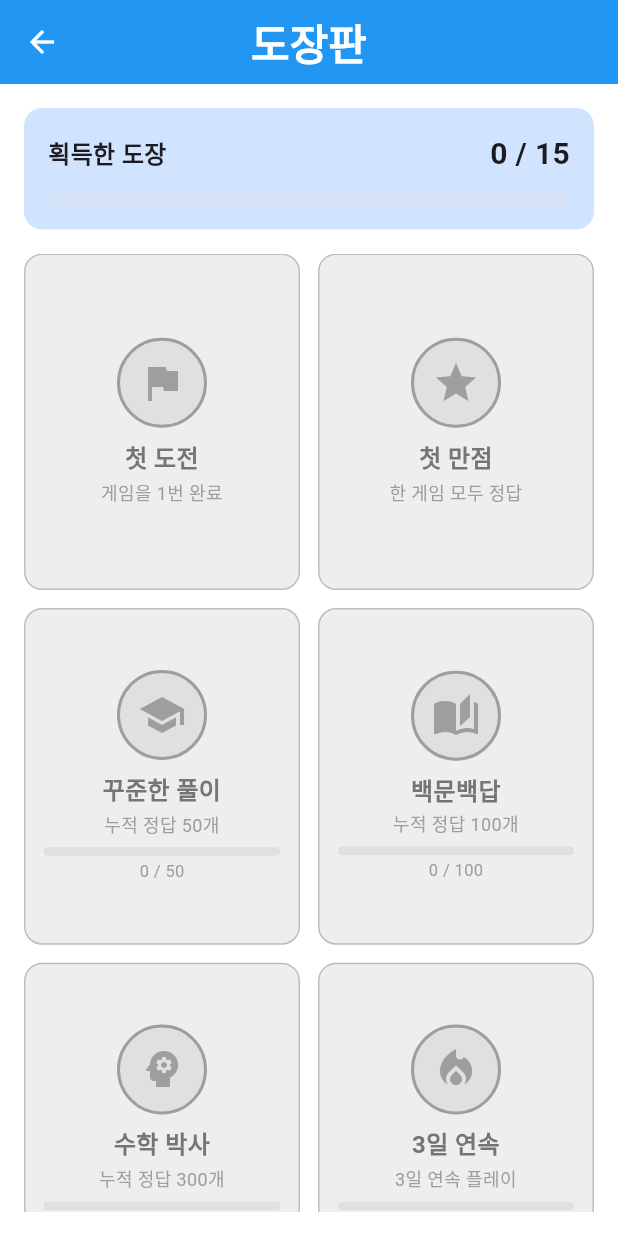
After one commit to TaeSeungRyu/ChildrenMathGame, a Flutter app: the screen it shows after launch, after a tap on "도장판", on a phone screen of 412 x 824 dp. The commit adds this screen. Run offline on Flutter 3.47's test engine with Material 3 defaults, Android fonts, the phone set to English and light mode, and no system bars; our stand-ins replace get, google_fonts, lottie, shared_preferences; Roboto replaces fonts that are missing (Jua).

Commit message:
자녀용 수학 게임 with claudeCode - 20
도장판 기능

```diff
--- /dev/null
+++ b/lib/app/data/models/achievement_badge.dart
@@ -0,0 +1,59 @@
+import 'package:flutter/material.dart';
+
+class AchievementBadge {
+  const AchievementBadge({
+    required this.id,
+    required this.title,
+    required this.description,
+    required this.color,
+    this.icon,
+    this.glyph,
+  }) : assert(icon != null || glyph != null);
+
+  final String id;
+  final String title;
+  final String description;
+  final Color color;
+  final IconData? icon;
+  final String? glyph;
+}
+
+class BadgeStatus {
+  const BadgeStatus({
+    required this.badge,
+    required this.unlocked,
+    this.current,
+    this.target,
+  });
+
+  factory BadgeStatus.simple({
+    required AchievementBadge badge,
+    required bool unlocked,
+  }) {
+    return BadgeStatus(badge: badge, unlocked: unlocked);
+  }
+
+  factory BadgeStatus.progress({
+    required AchievementBadge badge,
+    required int current,
+    required int target,
+  }) {
+    return BadgeStatus(
+      badge: badge,
+      unlocked: current >= target,
+      current: current,
+      target: target,
+    );
+  }
+
+  final AchievementBadge badge;
+  final bool unlocked;
+  final int? current;
+  final int? target;
+
+  bool get hasProgress => current != null && target != null;
+  double get progress {
+    if (!hasProgress || target! <= 0) return unlocked ? 1.0 : 0.0;
+    return (current! / target!).clamp(0.0, 1.0);
+  }
+}
--- /dev/null
+++ b/lib/app/modules/badges/badges_binding.dart
@@ -0,0 +1,10 @@
+import 'package:get/get.dart';
+
+import 'badges_controller.dart';
+
+class BadgesBinding extends Bindings {
+  @override
+  void dependencies() {
+    Get.lazyPut(BadgesController.new);
+  }
+}
--- /dev/null
+++ b/lib/app/modules/badges/badges_controller.dart
@@ -0,0 +1,18 @@
+import 'package:get/get.dart';
+
+import '../../data/models/achievement_badge.dart';
+import '../../data/services/record_service.dart';
+import '../../shared/badges.dart';
+import '../../shared/streak.dart';
+
+class BadgesController extends GetxController {
+  final RecordService _records = Get.find<RecordService>();
+
+  late final List<BadgeStatus> badges = evaluateBadges(
+    _records.all(),
+    maxStreak: computeMaxStreak(_records.all().map((r) => r.finishedAt)),
+  );
+
+  int get unlockedCount => badges.where((b) => b.unlocked).length;
+  int get totalCount => badges.length;
+}
--- /dev/null
+++ b/lib/app/modules/badges/badges_view.dart
@@ -0,0 +1,207 @@
+import 'package:flutter/material.dart';
+import 'package:get/get.dart';
+
+import '../../data/models/achievement_badge.dart';
+import 'badges_controller.dart';
+
+class BadgesView extends GetView<BadgesController> {
+  const BadgesView({super.key});
+
+  @override
+  Widget build(BuildContext context) {
+    return Scaffold(
+      appBar: AppBar(
+        title: const Text(
+          '도장판',
+          style: TextStyle(fontSize: 28, fontWeight: FontWeight.bold),
+        ),
+        centerTitle: true,
+      ),
+      body: Padding(
+        padding: EdgeInsets.fromLTRB(
+          16,
+          16,
+          16,
+          MediaQuery.of(context).viewPadding.bottom + 16,
+        ),
+        child: Column(
+          crossAxisAlignment: CrossAxisAlignment.stretch,
+          children: [
+            _SummaryCard(
+              unlocked: controller.unlockedCount,
+              total: controller.totalCount,
+            ),
+            const SizedBox(height: 16),
+            Expanded(
+              child: GridView.builder(
+                padding: EdgeInsets.zero,
+                gridDelegate: const SliverGridDelegateWithFixedCrossAxisCount(
+                  crossAxisCount: 2,
+                  mainAxisSpacing: 12,
+                  crossAxisSpacing: 12,
+                  childAspectRatio: 0.82,
+                ),
+                itemCount: controller.badges.length,
+                itemBuilder: (context, i) =>
+                    _BadgeTile(status: controller.badges[i]),
+              ),
+            ),
+          ],
+        ),
+      ),
+    );
+  }
+}
+
+class _SummaryCard extends StatelessWidget {
+  const _SummaryCard({required this.unlocked, required this.total});
+
+  final int unlocked;
+  final int total;
+
+  @override
+  Widget build(BuildContext context) {
+    final ratio = total == 0 ? 0.0 : unlocked / total;
+    return Container(
+      padding: const EdgeInsets.all(16),
+      decoration: BoxDecoration(
+        color: Theme.of(context).colorScheme.primaryContainer,
+        borderRadius: BorderRadius.circular(12),
+      ),
+      child: Column(
+        crossAxisAlignment: CrossAxisAlignment.stretch,
+        children: [
+          Row(
+            mainAxisAlignment: MainAxisAlignment.spaceBetween,
+            children: [
+              const Text(
+                '획득한 도장',
+                style: TextStyle(fontSize: 16, fontWeight: FontWeight.w600),
+              ),
+              Text(
+                '$unlocked / $total',
+                style: const TextStyle(
+                  fontSize: 20,
+                  fontWeight: FontWeight.bold,
+                ),
+              ),
+            ],
+          ),
+          const SizedBox(height: 10),
+          ClipRRect(
+            borderRadius: BorderRadius.circular(8),
+            child: LinearProgressIndicator(
+              value: ratio,
+              minHeight: 10,
+            ),
+          ),
+        ],
+      ),
+    );
+  }
+}
+
+class _BadgeTile extends StatelessWidget {
+  const _BadgeTile({required this.status});
+
+  final BadgeStatus status;
+
+  @override
+  Widget build(BuildContext context) {
+    final unlocked = status.unlocked;
+    final badge = status.badge;
+    final tileColor = unlocked ? badge.color.withValues(alpha: 0.12) : Colors.grey.shade200;
+    final borderColor = unlocked ? badge.color : Colors.grey.shade400;
+    final iconColor = unlocked ? badge.color : Colors.grey.shade500;
+    final titleColor = unlocked ? Colors.black87 : Colors.grey.shade600;
+    final descColor = unlocked ? Colors.black54 : Colors.grey.shade500;
+
+    return Container(
+      padding: const EdgeInsets.all(12),
+      decoration: BoxDecoration(
+        color: tileColor,
+        borderRadius: BorderRadius.circular(12),
+        border: Border.all(color: borderColor, width: unlocked ? 2 : 1),
+      ),
+      child: Column(
+        mainAxisAlignment: MainAxisAlignment.center,
+        children: [
+          _BadgeIcon(badge: badge, color: iconColor, locked: !unlocked),
+          const SizedBox(height: 8),
+          Text(
+            badge.title,
+            textAlign: TextAlign.center,
+            maxLines: 1,
+            overflow: TextOverflow.ellipsis,
+            style: TextStyle(
+              fontSize: 16,
+              fontWeight: FontWeight.bold,
+              color: titleColor,
+            ),
+          ),
+          const SizedBox(height: 2),
+          Text(
+            badge.description,
+            textAlign: TextAlign.center,
+            maxLines: 2,
+            overflow: TextOverflow.ellipsis,
+            style: TextStyle(fontSize: 12, color: descColor),
+          ),
+          if (!unlocked && status.hasProgress) ...[
+            const SizedBox(height: 6),
+            ClipRRect(
+              borderRadius: BorderRadius.circular(4),
+              child: LinearProgressIndicator(
+                value: status.progress,
+                minHeight: 6,
+                backgroundColor: Colors.grey.shade300,
+                valueColor: AlwaysStoppedAnimation<Color>(badge.color),
+              ),
+            ),
+            const SizedBox(height: 2),
+            Text(
+              '${status.current} / ${status.target}',
+              style: TextStyle(fontSize: 11, color: descColor),
+            ),
+          ],
+        ],
+      ),
+    );
+  }
+}
+
+class _BadgeIcon extends StatelessWidget {
+  const _BadgeIcon({
+    required this.badge,
+    required this.color,
+    required this.locked,
+  });
+
+  final AchievementBadge badge;
+  final Color color;
+  final bool locked;
+
+  @override
+  Widget build(BuildContext context) {
+    return Container(
+      width: 60,
+      height: 60,
+      decoration: BoxDecoration(
+        shape: BoxShape.circle,
+        color: locked ? Colors.grey.shade300 : color.withValues(alpha: 0.18),
+        border: Border.all(color: color, width: 2),
+      ),
+      alignment: Alignment.center,
+      child: badge.glyph != null
+          ? Text(
+              badge.glyph!,
+              style: TextStyle(
+                fontSize: 32,
+                fontWeight: FontWeight.bold,
+                color: color,
+              ),
+            )
+          : Icon(badge.icon, size: 32, color: color),
+    );
+  }
+}
--- a/lib/app/modules/home/home_controller.dart
+++ b/lib/app/modules/home/home_controller.dart
@@ -16,4 +16,8 @@ class HomeController extends GetxController {
   void openRecords() {
     Get.toNamed(AppRoutes.records);
   }
+
+  void openBadges() {
+    Get.toNamed(AppRoutes.badges);
+  }
 }
--- a/lib/app/modules/home/home_view.dart
+++ b/lib/app/modules/home/home_view.dart
@@ -58,8 +58,21 @@ class HomeView extends GetView<HomeController> {
             ),
             const SizedBox(height: 16),
             SizedBox(
-              width: double.infinity,
               height: 56,
+              child: Row(
+                children: [
+                  Expanded(
+                    child: FilledButton.tonalIcon(
+                      icon: const Icon(Icons.emoji_events),
+                      label: const Text(
+                        '도장판',
+                        style: TextStyle(fontSize: 18),
+                      ),
+                      onPressed: controller.openBadges,
+                    ),
+                  ),
+                  const SizedBox(width: 12),
+                  Expanded(
                     child: FilledButton.tonalIcon(
                       icon: const Icon(Icons.bar_chart),
                       label: const Text(
@@ -67,6 +80,9 @@ class HomeView extends GetView<HomeController> {
                         style: TextStyle(fontSize: 18),
                       ),
                       onPressed: controller.openRecords,
+                    ),
+                  ),
+                ],
               ),
             ),
           ],
--- a/lib/app/routes/app_pages.dart
+++ b/lib/app/routes/app_pages.dart
@@ -1,5 +1,7 @@
 import 'package:get/get.dart';
 
+import '../modules/badges/badges_binding.dart';
+import '../modules/badges/badges_view.dart';
 import '../modules/game/game_binding.dart';
 import '../modules/game/game_view.dart';
 import '../modules/home/home_binding.dart';
@@ -53,5 +55,10 @@ abstract class AppPages {
       page: () => const RecordDetailView(),
       binding: RecordDetailBinding(),
     ),
+    GetPage(
+      name: AppRoutes.badges,
+      page: () => const BadgesView(),
+      binding: BadgesBinding(),
+    ),
   ];
 }
--- a/lib/app/routes/app_routes.dart
+++ b/lib/app/routes/app_routes.dart
@@ -6,4 +6,5 @@ abstract class AppRoutes {
   static const result = '/result';
   static const records = '/records';
   static const recordDetail = '/record-detail';
+  static const badges = '/badges';
 }
--- /dev/null
+++ b/lib/app/shared/badges.dart
@@ -0,0 +1,200 @@
+import 'package:flutter/material.dart';
+
+import '../data/models/achievement_badge.dart';
+import '../data/models/game_record.dart';
+import '../data/models/game_type.dart';
+
+const _firstGame = AchievementBadge(
+  id: 'first_game',
+  title: '첫 도전',
+  description: '게임을 1번 완료',
+  icon: Icons.flag,
+  color: Color(0xFF26A69A),
+);
+const _firstPerfect = AchievementBadge(
+  id: 'first_perfect',
+  title: '첫 만점',
+  description: '한 게임 모두 정답',
+  icon: Icons.star,
+  color: Color(0xFFFFB300),
+);
+const _correct50 = AchievementBadge(
+  id: 'correct_50',
+  title: '꾸준한 풀이',
+  description: '누적 정답 50개',
+  icon: Icons.school,
+  color: Color(0xFF42A5F5),
+);
+const _correct100 = AchievementBadge(
+  id: 'correct_100',
+  title: '백문백답',
+  description: '누적 정답 100개',
+  icon: Icons.auto_stories,
+  color: Color(0xFF5C6BC0),
+);
+const _correct300 = AchievementBadge(
+  id: 'correct_300',
+  title: '수학 박사',
+  description: '누적 정답 300개',
+  icon: Icons.psychology,
+  color: Color(0xFF7E57C2),
+);
+const _streak3 = AchievementBadge(
+  id: 'streak_3',
+  title: '3일 연속',
+  description: '3일 연속 플레이',
+  icon: Icons.local_fire_department,
+  color: Color(0xFFFF7043),
+);
+const _streak7 = AchievementBadge(
+  id: 'streak_7',
+  title: '7일 연속',
+  description: '7일 연속 플레이',
+  icon: Icons.whatshot,
+  color: Color(0xFFEF5350),
+);
+const _streak30 = AchievementBadge(
+  id: 'streak_30',
+  title: '30일 연속',
+  description: '30일 연속 플레이',
+  icon: Icons.bolt,
+  color: Color(0xFFD81B60),
+);
+const _addMaster = AchievementBadge(
+  id: 'add_master',
+  title: '덧셈 마스터',
+  description: '덧셈 레벨 5 만점',
+  glyph: '+',
+  color: Color(0xFF66BB6A),
+);
+const _subMaster = AchievementBadge(
+  id: 'sub_master',
+  title: '뺄셈 마스터',
+  description: '뺄셈 레벨 5 만점',
+  glyph: '−',
+  color: Color(0xFF29B6F6),
+);
+const _mulMaster = AchievementBadge(
+  id: 'mul_master',
+  title: '곱셈 마스터',
+  description: '곱셈 레벨 5 만점',
+  glyph: '×',
+  color: Color(0xFFAB47BC),
+);
+const _divMaster = AchievementBadge(
+  id: 'div_master',
+  title: '나눗셈 마스터',
+  description: '나눗셈 레벨 5 만점',
+  glyph: '÷',
+  color: Color(0xFFEC407A),
+);
+const _perfect5 = AchievementBadge(
+  id: 'perfect_5',
+  title: '만점 5회',
+  description: '만점 게임 5회',
+  icon: Icons.workspace_premium,
+  color: Color(0xFFFFA726),
+);
+const _perfect20 = AchievementBadge(
+  id: 'perfect_20',
+  title: '만점 20회',
+  description: '만점 게임 20회',
+  icon: Icons.military_tech,
+  color: Color(0xFFFF8F00),
+);
+const _allOpsPerfect = AchievementBadge(
+  id: 'all_ops_perfect',
+  title: '사칙연산 정복',
+  description: '4가지 연산 모두 만점',
+  icon: Icons.emoji_events,
+  color: Color(0xFFFFC107),
+);
+
+const allBadges = <AchievementBadge>[
+  _firstGame,
+  _firstPerfect,
+  _correct50,
+  _correct100,
+  _correct300,
+  _streak3,
+  _streak7,
+  _streak30,
+  _addMaster,
+  _subMaster,
+  _mulMaster,
+  _divMaster,
+  _perfect5,
+  _perfect20,
+  _allOpsPerfect,
+];
+
+bool _isPerfect(GameRecord r) =>
+    r.totalCount > 0 && r.correctCount == r.totalCount;
+
+List<BadgeStatus> evaluateBadges(
+  List<GameRecord> records, {
+  required int maxStreak,
+}) {
+  final totalCorrect = records.fold<int>(0, (s, r) => s + r.correctCount);
+  final perfectCount = records.where(_isPerfect).length;
+  final perfectOps = <GameType>{
+    for (final r in records)
+      if (_isPerfect(r)) r.type,
+  };
+  bool hasMasterFor(GameType t) => records.any(
+    (r) => r.type == t && r.level == 5 && _isPerfect(r),
+  );
+
+  return [
+    BadgeStatus.simple(badge: _firstGame, unlocked: records.isNotEmpty),
+    BadgeStatus.simple(badge: _firstPerfect, unlocked: perfectCount >= 1),
+    BadgeStatus.progress(
+      badge: _correct50,
+      current: totalCorrect,
+      target: 50,
+    ),
+    BadgeStatus.progress(
+      badge: _correct100,
+      current: totalCorrect,
+      target: 100,
+    ),
+    BadgeStatus.progress(
+      badge: _correct300,
+      current: totalCorrect,
+      target: 300,
+    ),
+    BadgeStatus.progress(badge: _streak3, current: maxStreak, target: 3),
+    BadgeStatus.progress(badge: _streak7, current: maxStreak, target: 7),
+    BadgeStatus.progress(badge: _streak30, current: maxStreak, target: 30),
+    BadgeStatus.simple(
+      badge: _addMaster,
+      unlocked: hasMasterFor(GameType.addition),
+    ),
+    BadgeStatus.simple(
+      badge: _subMaster,
+      unlocked: hasMasterFor(GameType.subtraction),
+    ),
+    BadgeStatus.simple(
+      badge: _mulMaster,
+      unlocked: hasMasterFor(GameType.multiplication),
+    ),
+    BadgeStatus.simple(
+      badge: _divMaster,
+      unlocked: hasMasterFor(GameType.division),
+    ),
+    BadgeStatus.progress(
+      badge: _perfect5,
+      current: perfectCount,
+      target: 5,
+    ),
+    BadgeStatus.progress(
+      badge: _perfect20,
+      current: perfectCount,
+      target: 20,
+    ),
+    BadgeStatus.simple(
+      badge: _allOpsPerfect,
+      unlocked: perfectOps.length == GameType.values.length,
+    ),
+  ];
+}
--- a/lib/app/shared/streak.dart
+++ b/lib/app/shared/streak.dart
@@ -5,29 +5,53 @@
 int computeStreak(Iterable<DateTime> finishedAt, {required DateTime today}) {
   if (finishedAt.isEmpty) return 0;
 
-  final playedDays = <int>{
-    for (final d in finishedAt) _dayKey(d),
+  final days = <DateTime>{
+    for (final d in finishedAt) _dayOf(d),
   };
 
-  final todayKey = _dayKey(today);
-  final yesterdayKey = _dayKey(today.subtract(const Duration(days: 1)));
+  final todayDay = _dayOf(today);
+  final yesterdayDay = _dayOf(today.subtract(const Duration(days: 1)));
 
-  var cursor = playedDays.contains(todayKey)
-      ? today
-      : playedDays.contains(yesterdayKey)
-          ? today.subtract(const Duration(days: 1))
-          : null;
-  if (cursor == null) return 0;
+  DateTime cursor;
+  if (days.contains(todayDay)) {
+    cursor = todayDay;
+  } else if (days.contains(yesterdayDay)) {
+    cursor = yesterdayDay;
+  } else {
+    return 0;
+  }
 
   var streak = 0;
-  while (playedDays.contains(_dayKey(cursor!))) {
+  while (days.contains(cursor)) {
     streak++;
-    cursor = cursor.subtract(const Duration(days: 1));
+    cursor = _dayOf(cursor.subtract(const Duration(days: 1)));
   }
   return streak;
 }
 
-int _dayKey(DateTime d) {
+/// Longest run of consecutive days ever recorded. Used for streak badges that
+/// must stay unlocked once earned, even if the current streak later breaks.
+int computeMaxStreak(Iterable<DateTime> finishedAt) {
+  if (finishedAt.isEmpty) return 0;
+  final days = <DateTime>{
+    for (final d in finishedAt) _dayOf(d),
+  }.toList()..sort();
+
+  var best = 1;
+  var run = 1;
+  for (var i = 1; i < days.length; i++) {
+    final expected = _dayOf(days[i - 1].add(const Duration(days: 1)));
+    if (days[i] == expected) {
+      run++;
+      if (run > best) best = run;
+    } else {
+      run = 1;
+    }
+  }
+  return best;
+}
+
+DateTime _dayOf(DateTime d) {
   final local = d.toLocal();
-  return local.year * 10000 + local.month * 100 + local.day;
+  return DateTime(local.year, local.month, local.day);
 }
```
Also changed, not shown: 2 other files. Lines whose indentation alone changed are shown as unchanged.
